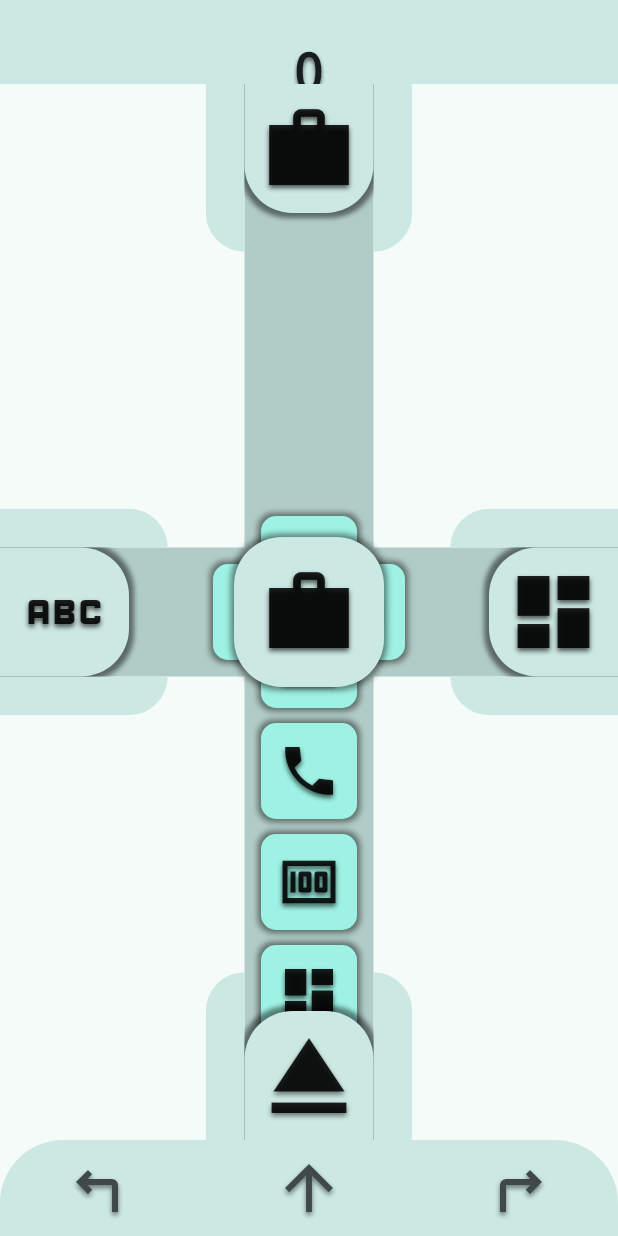
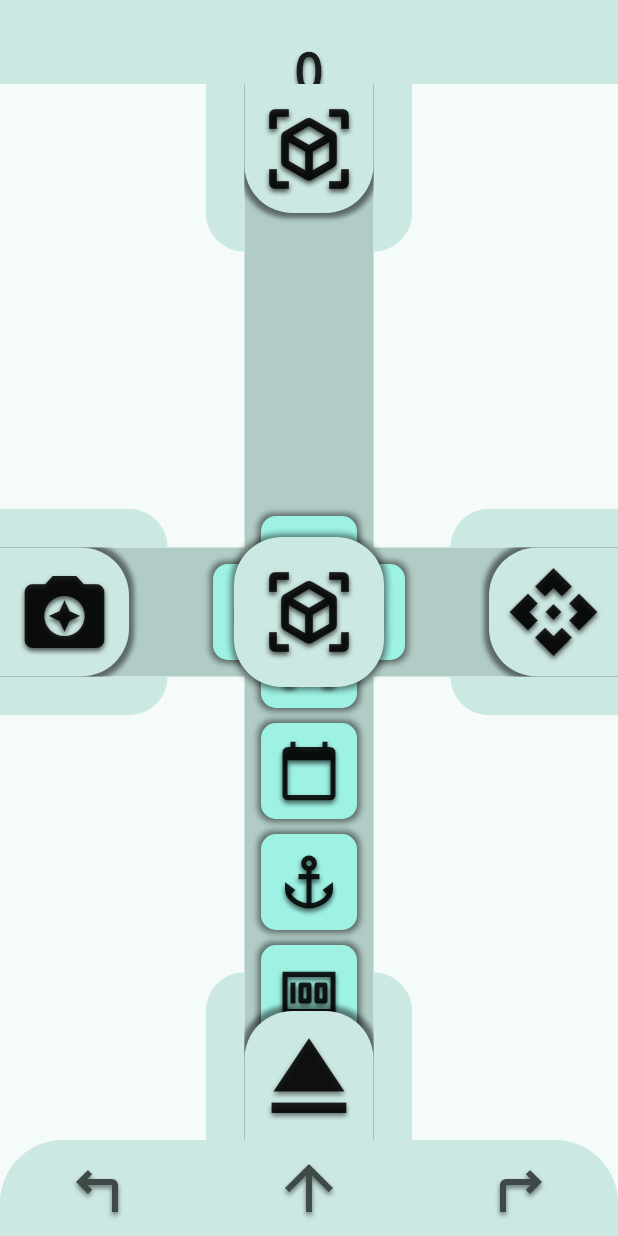
Before and after one commit to QDestTM/material-tap, a Flutter app: the screen it shows after launch, on a phone screen of 412 x 824 dp. Run offline on Flutter 3.47's test engine with Material 3 defaults, Android fonts, the phone set to English and light mode, and no system bars; our stand-ins replace wakelock_plus.

Commit message:
List of used icons was extended.

```diff
--- a/lib/const.dart
+++ b/lib/const.dart
@@ -9,7 +9,6 @@ const Color seedColor = Colors.teal;
 
 // Set of selected icons for representing resources
 const resourceDataSet = <ResourceData>[
-	Icons.abc,
 	Icons.tab_sharp,
 	Icons.ac_unit,
 	Icons.dashboard,
@@ -19,5 +18,34 @@ const resourceDataSet = <ResourceData>[
 	Icons.money,
 	Icons.cast_sharp,
 	Icons.call_sharp,
-	Icons.door_sliding_sharp
+	Icons.door_sliding,
+	Icons.home,
+	Icons.search,
+	Icons.settings,
+	Icons.info,
+	Icons.shopping_cart,
+	Icons.language,
+	Icons.fingerprint,
+	Icons.calendar_today,
+	Icons.article,
+	Icons.lightbulb,
+	Icons.build,
+	Icons.store,
+	Icons.view_in_ar,
+	Icons.dns,
+	Icons.rocket_launch,
+	Icons.group_work,
+	Icons.api,
+	Icons.perm_media,
+	Icons.backup,
+	Icons.terminal,
+	Icons.camera_enhance,
+	Icons.extension,
+	Icons.noise_aware,
+	Icons.filter_list_alt,
+	Icons.barcode_reader,
+	Icons.troubleshoot,
+	Icons.add_to_drive,
+	Icons.event_seat,
+	Icons.anchor,
 ];
```
